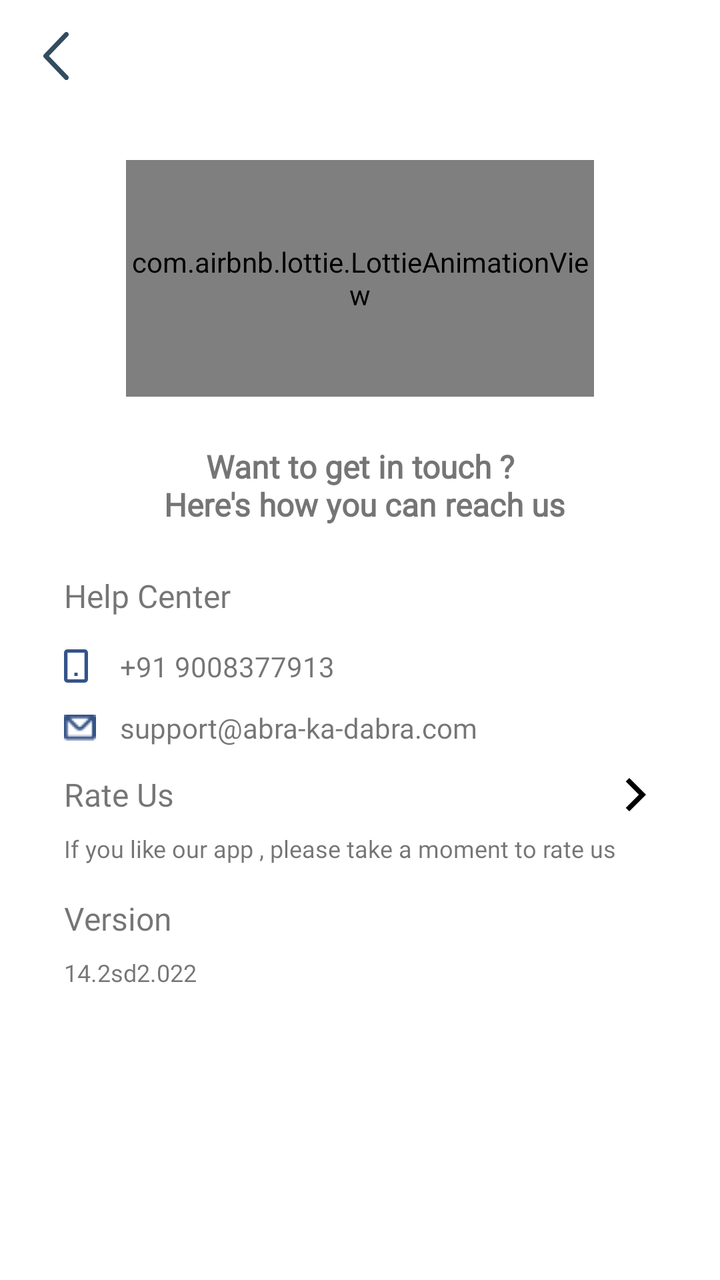
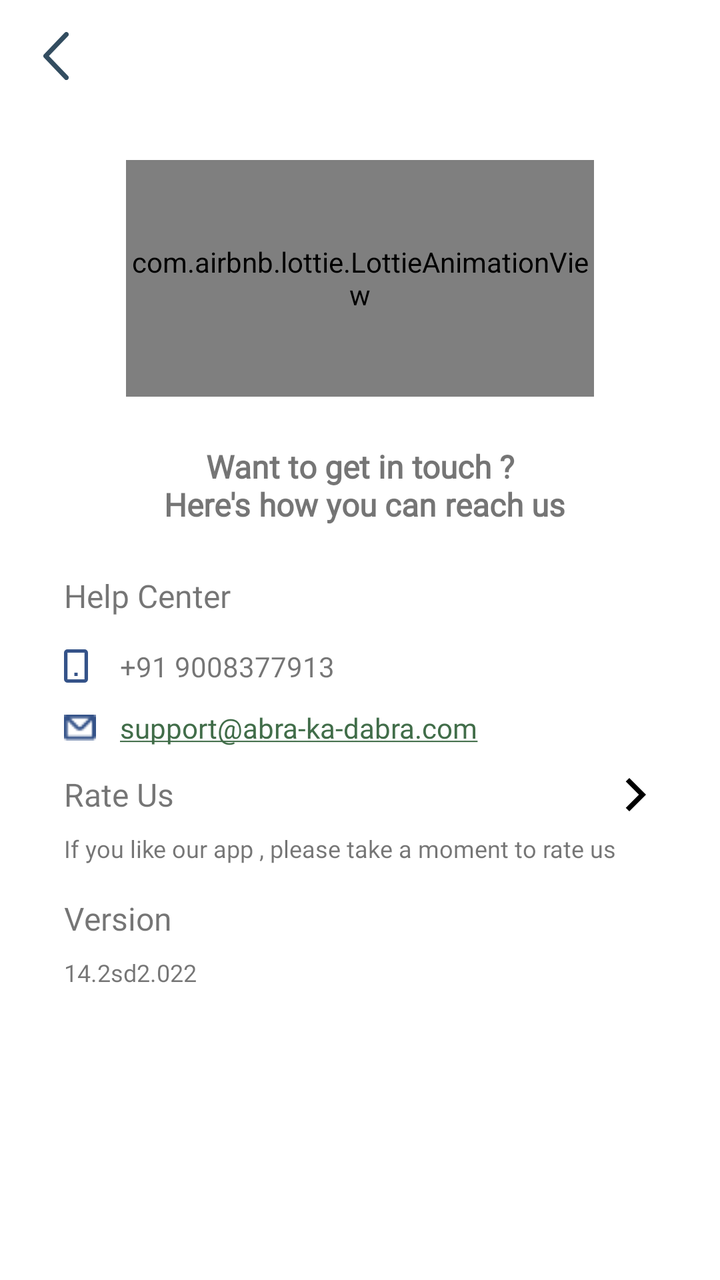

Compare the two renders of this Android layout. The source of the first and the diff that turns it into the second are given below.
<!-- AndroidManifest.xml: activity theme Theme.AbraaKaDabraa.NoActionBar -->
<!-- res/layout/activity_content_management.xml -->
<?xml version="1.0" encoding="utf-8"?>
<androidx.constraintlayout.widget.ConstraintLayout xmlns:android="http://schemas.android.com/apk/res/android"
    xmlns:app="http://schemas.android.com/apk/res-auto"
    xmlns:tools="http://schemas.android.com/tools"
    android:id="@+id/cl_content_management"
    android:layout_width="match_parent"
    android:layout_height="match_parent"
    android:background="@color/white"
    tools:context=".activities.ContentManagementActivity">

    <include
        android:id="@+id/include_toolbar"
        layout="@layout/logged_in_user_toolbar"
        android:layout_width="0dp"
        android:layout_height="wrap_content"
        app:layout_constraintEnd_toEndOf="parent"
        app:layout_constraintStart_toStartOf="parent"
        app:layout_constraintTop_toTopOf="parent" />

    <ScrollView
        android:layout_width="0dp"
        android:layout_height="0dp"
        android:scrollbarSize="0dp"
        app:layout_constraintBottom_toBottomOf="parent"
        app:layout_constraintEnd_toEndOf="parent"
        app:layout_constraintStart_toStartOf="parent"
        app:layout_constraintTop_toBottomOf="@+id/include_toolbar">

        <LinearLayout
            android:layout_width="match_parent"
            android:layout_height="wrap_content"
            android:gravity="center"
            android:orientation="vertical">

            <androidx.constraintlayout.widget.ConstraintLayout
                android:id="@+id/cl_contact_us_content"
                android:layout_width="match_parent"
                android:layout_height="match_parent"
                android:visibility="visible">

                <androidx.constraintlayout.widget.ConstraintLayout
                    android:layout_width="match_parent"
                    android:layout_height="match_parent"
                    android:background="@color/transparent"
                    app:layout_constraintBottom_toBottomOf="parent"
                    app:layout_constraintEnd_toEndOf="parent"
                    app:layout_constraintStart_toStartOf="parent"
                    app:layout_constraintTop_toTopOf="parent">

                    
                    <com.airbnb.lottie.LottieAnimationView
                        android:id="@+id/lottie_animation_view"
                        android:layout_width="0dp"
                        android:layout_height="0dp"
                        android:layout_marginTop="24dp"
                        android:scaleType="centerCrop"
                        app:layout_constraintEnd_toEndOf="parent"
                        app:layout_constraintHeight_percent="0.27"
                        app:layout_constraintStart_toStartOf="parent"
                        app:layout_constraintTop_toTopOf="parent"
                        app:layout_constraintWidth_percent="0.65"
                        app:lottie_autoPlay="true"
                        app:lottie_loop="true"
                        app:lottie_rawRes="@raw/support" />


                    <TextView
                        android:id="@+id/textView15"
                        android:layout_width="wrap_content"
                        android:layout_height="wrap_content"
                        android:layout_marginTop="24dp"
                        android:fontFamily="@font/montserrat_medium"
                        android:gravity="center"
                        android:text="Want to get in touch ?\n Here's how you can reach us"
                        android:textSize="16sp"
                        android:textStyle="bold"
                        app:layout_constraintEnd_toEndOf="@+id/lottie_animation_view"
                        app:layout_constraintStart_toStartOf="@+id/lottie_animation_view"
                        app:layout_constraintTop_toBottomOf="@+id/lottie_animation_view" />

                    <TextView
                        android:id="@+id/textView25"
                        android:layout_width="wrap_content"
                        android:layout_height="wrap_content"
                        android:layout_marginStart="32dp"
                        android:layout_marginTop="24dp"
                        android:fontFamily="@font/montserrat_medium"
                        android:text="Help Center"
                        android:textSize="16sp"
                        app:layout_constraintStart_toStartOf="parent"
                        app:layout_constraintTop_toBottomOf="@+id/textView15" />

                    <ImageView
                        android:id="@+id/imageView8"
                        android:layout_width="wrap_content"
                        android:layout_height="wrap_content"
                        android:layout_marginTop="16dp"
                        app:layout_constraintStart_toStartOf="@+id/textView25"
                        app:layout_constraintTop_toBottomOf="@+id/textView25"
                        app:srcCompat="@drawable/ic_mobile_icon" />

                    <TextView
                        android:id="@+id/mobileNum"
                        android:layout_width="wrap_content"
                        android:layout_height="wrap_content"
                        android:layout_marginStart="16dp"
                        android:fontFamily="@font/montserrat_regular"
                        android:text="+91 9008377913"
                        android:textSize="14sp"
                        app:layout_constraintBottom_toBottomOf="@+id/imageView8"
                        app:layout_constraintStart_toEndOf="@+id/imageView8"
                        app:layout_constraintTop_toTopOf="@+id/imageView8" />

                    <ImageView
                        android:id="@+id/imageView10"
                        android:layout_width="16dp"
                        android:layout_height="13dp"
                        android:layout_marginTop="16dp"
                        app:layout_constraintStart_toStartOf="@+id/imageView8"
                        app:layout_constraintTop_toBottomOf="@+id/imageView8"
                        app:srcCompat="@drawable/mail_menu_page" />

                    <TextView
                        android:id="@+id/emailTxt"
                        android:layout_width="wrap_content"
                        android:layout_height="wrap_content"
                        android:fontFamily="@font/montserrat_regular"
                        android:text="support@abra-ka-dabra.com"
                        android:textSize="14sp"
                        app:layout_constraintBottom_toBottomOf="@+id/imageView10"
                        app:layout_constraintStart_toEndOf="@+id/imageView10"
                        app:layout_constraintStart_toStartOf="@+id/mobileNum"
                        app:layout_constraintTop_toTopOf="@+id/imageView10" />

                    <TextView
                        android:id="@+id/rateUsTxt"
                        android:layout_width="0dp"
                        android:layout_height="wrap_content"
                        android:layout_marginTop="16dp"
                        android:fontFamily="@font/montserrat_medium"
                        android:text="Rate Us"
                        android:textSize="16sp"
                        app:layout_constraintEnd_toStartOf="@+id/rateUs"
                        app:layout_constraintStart_toStartOf="@+id/imageView10"
                        app:layout_constraintTop_toBottomOf="@+id/imageView10" />

                    <ImageView
                        android:id="@+id/rateUs"
                        android:layout_width="wrap_content"
                        android:layout_height="wrap_content"
                        android:layout_marginEnd="32dp"
                        app:layout_constraintBottom_toBottomOf="@+id/rateUsTxt"
                        app:layout_constraintEnd_toEndOf="parent"
                        app:layout_constraintTop_toTopOf="@+id/rateUsTxt"
                        app:srcCompat="@drawable/ic_arrow_forward_ios" />

                    <TextView
                        android:id="@+id/textView35"
                        android:layout_width="wrap_content"
                        android:layout_height="wrap_content"
                        android:layout_marginTop="8dp"
                        android:fontFamily="@font/montserrat_regular"
                        android:text="If you like our app , please take a moment to rate us"
                        android:textSize="12sp"
                        app:layout_constraintStart_toStartOf="@+id/rateUsTxt"
                        app:layout_constraintTop_toBottomOf="@+id/rateUsTxt" />

                    <TextView
                        android:id="@+id/textView36"
                        android:layout_width="wrap_content"
                        android:layout_height="wrap_content"
                        android:layout_marginTop="16dp"
                        android:fontFamily="@font/montserrat_medium"
                        android:text="Version"
                        android:textSize="16sp"
                        app:layout_constraintStart_toStartOf="@+id/textView35"
                        app:layout_constraintTop_toBottomOf="@+id/textView35" />

                    <TextView
                        android:id="@+id/version"
                        android:layout_width="wrap_content"
                        android:layout_height="wrap_content"
                        android:layout_marginTop="8dp"
                        android:fontFamily="@font/montserrat_regular"
                        android:text="14.2sd2.022"
                        android:textSize="12sp"
                        app:layout_constraintBottom_toBottomOf="parent"
                        app:layout_constraintEnd_toEndOf="@+id/textView36"
                        app:layout_constraintHorizontal_bias="0.0"
                        app:layout_constraintStart_toStartOf="@+id/textView36"
                        app:layout_constraintTop_toBottomOf="@+id/textView36" />
                </androidx.constraintlayout.widget.ConstraintLayout>

               

                

            </androidx.constraintlayout.widget.ConstraintLayout>

            <androidx.constraintlayout.widget.ConstraintLayout
                android:id="@+id/cl_about_us_content"
                android:layout_width="match_parent"
                android:layout_height="match_parent"
                android:layout_marginBottom="20dp"
                android:visibility="gone">

                <include layout="@layout/new_about_us" />

                

            </androidx.constraintlayout.widget.ConstraintLayout>

            <androidx.constraintlayout.widget.ConstraintLayout
                android:id="@+id/cl_privacy_policy_content"
                android:layout_width="match_parent"
                android:layout_height="match_parent"
                android:layout_marginBottom="20dp"
                android:visibility="gone">

                <include layout="@layout/new_privacy_policy" />

                

            </androidx.constraintlayout.widget.ConstraintLayout>


            <TextView
                android:id="@+id/tv_content"
                android:layout_width="match_parent"
                android:layout_height="wrap_content"
                android:fontFamily="@font/lato_regular"
                android:padding="16dp"
                android:textColor="@color/black"
                android:textSize="16sp" />

        </LinearLayout>

    </ScrollView>

</androidx.constraintlayout.widget.ConstraintLayout>
<!-- res/layout/logged_in_user_toolbar.xml (included above) -->
<?xml version="1.0" encoding="utf-8"?>
<com.google.android.material.appbar.AppBarLayout
    xmlns:android="http://schemas.android.com/apk/res/android"
    xmlns:app="http://schemas.android.com/apk/res-auto"
    android:id="@+id/appBarLayout"
    android:layout_width="match_parent"
    android:layout_height="wrap_content"
    app:layout_constraintEnd_toEndOf="parent"
    android:background="@color/white"
    app:layout_constraintStart_toStartOf="parent"
    app:layout_constraintTop_toTopOf="parent">

    <androidx.appcompat.widget.Toolbar
        android:id="@+id/toolbar"
        android:layout_width="match_parent"
        android:layout_height="?attr/actionBarSize"
        app:contentInsetLeft="0dp"
        app:contentInsetStart="0dp"
        app:contentInsetStartWithNavigation="0dp"
        app:theme="@style/ToolbarColoredBackArrow">

        <androidx.constraintlayout.widget.ConstraintLayout
            android:layout_width="match_parent"
            android:layout_height="match_parent">

            <ImageView
                android:id="@+id/iv_back"
                android:layout_width="24dp"
                android:layout_height="24dp"
                android:layout_marginStart="16dp"
                android:background="?android:selectableItemBackgroundBorderless"
                android:clickable="true"
                android:contentDescription="@null"
                android:focusable="true"
                android:src="@drawable/ic_back_arrow"
                android:visibility="visible"
                app:layout_constraintBottom_toBottomOf="parent"
                app:layout_constraintStart_toStartOf="parent"
                app:layout_constraintTop_toTopOf="parent" />

            <TextView
                android:id="@+id/tv_toolbar_title"
                android:layout_width="0dp"
                android:layout_height="wrap_content"
                android:layout_marginStart="16dp"
                android:layout_marginEnd="16dp"
                android:ellipsize="end"
                android:fontFamily="@font/montserrat_bold"
                android:textSize="24sp"
                android:gravity="center"
                android:maxLines="1"
                android:textColor="@color/new_action_bar_title_color"
                app:layout_constraintBottom_toBottomOf="parent"
                app:layout_constraintEnd_toStartOf="@+id/cl_notification_content"
                app:layout_constraintStart_toEndOf="@+id/iv_back"
                app:layout_constraintTop_toTopOf="parent" />

            <TextView
                android:id="@+id/image_count"
                android:layout_width="wrap_content"
                android:layout_height="wrap_content"
                android:layout_marginEnd="16dp"
                android:fontFamily="@font/lato_bold"
                android:textColor="@color/theme_color"
                android:textSize="16sp"
                android:visibility="gone"
                app:layout_constraintBottom_toBottomOf="parent"
                app:layout_constraintEnd_toEndOf="parent"
                app:layout_constraintTop_toTopOf="parent" />

            <TextView
                android:id="@+id/tv_edit_profile"
                android:layout_width="wrap_content"
                android:layout_height="wrap_content"
                android:layout_marginEnd="16dp"
                android:fontFamily="@font/lato_bold"
                android:text="@string/edit"
                android:textColor="@color/white"
                android:textSize="16sp"
                android:visibility="gone"
                app:layout_constraintBottom_toBottomOf="parent"
                app:layout_constraintEnd_toEndOf="parent"
                app:layout_constraintTop_toTopOf="parent" />

            <androidx.constraintlayout.widget.ConstraintLayout
                android:id="@+id/cl_notification_content"
                android:layout_width="wrap_content"
                android:layout_height="wrap_content"
                android:layout_marginEnd="16dp"
                android:visibility="gone"
                app:layout_constraintBottom_toBottomOf="parent"
                app:layout_constraintEnd_toEndOf="parent"
                app:layout_constraintTop_toTopOf="parent">

                <ImageView
                    android:id="@+id/iv_notification"
                    android:layout_width="32dp"
                    android:layout_height="32dp"
                    android:layout_marginEnd="16dp"
                    android:background="?attr/selectableItemBackgroundBorderless"
                    android:clickable="true"
                    android:contentDescription="@null"
                    android:focusable="true"
                    android:padding="2dp"
                    android:src="@drawable/ic_notifications"
                    android:visibility="visible"
                    app:layout_constraintBottom_toBottomOf="parent"
                    app:layout_constraintEnd_toStartOf="@+id/iv_filter"
                    app:layout_constraintTop_toTopOf="parent" />

                <ImageView
                    android:id="@+id/notification_active"
                    android:layout_width="14dp"
                    android:layout_height="14dp"
                    android:layout_marginStart="2dp"
                    android:layout_marginTop="2dp"
                    android:contentDescription="@null"
                    android:src="@drawable/nav_header_dot"
                    android:visibility="invisible"
                    app:layout_constraintStart_toStartOf="@+id/iv_notification"
                    app:layout_constraintTop_toTopOf="@+id/iv_notification" />

                <ImageView
                    android:id="@+id/iv_filter"
                    android:layout_width="28dp"
                    android:layout_height="28dp"
                    android:background="?attr/selectableItemBackgroundBorderless"
                    android:clickable="true"
                    android:contentDescription="@null"
                    android:focusable="true"
                    android:padding="2dp"
                    android:src="@drawable/ic_filter"
                    android:visibility="visible"
                    app:layout_constraintBottom_toBottomOf="parent"
                    app:layout_constraintEnd_toEndOf="parent"
                    app:layout_constraintTop_toTopOf="parent" />

            </androidx.constraintlayout.widget.ConstraintLayout>

            <ImageView
                android:id="@+id/iv_menu"
                android:layout_width="32dp"
                android:layout_height="32dp"
                android:layout_marginEnd="8dp"
                android:background="?attr/selectableItemBackgroundBorderless"
                android:clickable="true"
                android:contentDescription="@null"
                android:focusable="true"
                android:src="@drawable/ic_vert_menu_dots"
                android:visibility="gone"
                app:layout_constraintBottom_toBottomOf="parent"
                app:layout_constraintEnd_toEndOf="parent"
                app:layout_constraintTop_toTopOf="parent" />

        </androidx.constraintlayout.widget.ConstraintLayout>

    </androidx.appcompat.widget.Toolbar>

</com.google.android.material.appbar.AppBarLayout>
<!-- res/layout/new_about_us.xml (included above) -->
<?xml version="1.0" encoding="utf-8"?>
<androidx.constraintlayout.widget.ConstraintLayout xmlns:android="http://schemas.android.com/apk/res/android"
    xmlns:app="http://schemas.android.com/apk/res-auto"
    xmlns:tools="http://schemas.android.com/tools"
    android:layout_width="match_parent"
    android:layout_height="match_parent"
    android:background="@color/white">

   
    <ImageView
        android:id="@+id/imageView7"
        android:layout_width="0dp"
        android:layout_height="0dp"
        android:layout_marginTop="24dp"
        android:src="@drawable/app_logo_new"
        app:layout_constraintEnd_toEndOf="parent"
        app:layout_constraintHeight_percent="0.27"
        app:layout_constraintStart_toStartOf="parent"
        app:layout_constraintTop_toTopOf="parent"
        app:layout_constraintWidth_percent="0.55" />

    <TextView
        android:id="@+id/textView38"
        android:layout_width="0dp"
        android:layout_height="wrap_content"
        android:layout_marginStart="16dp"
        android:layout_marginTop="16dp"
        android:layout_marginEnd="16dp"
        android:text="@string/new_about_us_str"
        android:fontFamily="@font/montserrat_regular"
        android:textSize="14sp"
        app:layout_constraintEnd_toEndOf="parent"
        app:layout_constraintStart_toStartOf="parent"
        app:layout_constraintTop_toBottomOf="@+id/imageView7" />

    <TextView
        android:id="@+id/textView39"
        android:layout_width="wrap_content"
        android:layout_height="wrap_content"
        android:layout_marginTop="8dp"
        android:fontFamily="@font/montserrat_bold"
        android:textSize="14sp"
        android:text=" So, Let’s get started and Abra Ka Dabra your first product today!"
        app:layout_constraintStart_toStartOf="@+id/textView38"
        app:layout_constraintTop_toBottomOf="@+id/textView38" />


</androidx.constraintlayout.widget.ConstraintLayout>
<!-- res/layout/new_privacy_policy.xml (included above) -->
<?xml version="1.0" encoding="utf-8"?>
<androidx.constraintlayout.widget.ConstraintLayout xmlns:android="http://schemas.android.com/apk/res/android"
    xmlns:app="http://schemas.android.com/apk/res-auto"
    xmlns:tools="http://schemas.android.com/tools"
    android:layout_width="match_parent"
    android:layout_height="match_parent"
    android:background="@color/white">

    

    <ScrollView
        android:layout_width="match_parent"
        android:layout_height="wrap_content"
        android:layout_marginStart="16dp"
        android:layout_marginTop="16dp"
        android:layout_marginEnd="16dp"
        app:layout_constraintEnd_toEndOf="parent"
        app:layout_constraintStart_toStartOf="parent"
        app:layout_constraintTop_toTopOf="parent">

        <TextView
            android:id="@+id/textView38"
            android:layout_width="match_parent"
            android:layout_height="wrap_content"

            android:fontFamily="@font/montserrat_medium"
            android:text="@string/new_privacy_policy_str"
            android:textSize="14sp"
            app:layout_constraintEnd_toEndOf="parent"
            app:layout_constraintStart_toStartOf="parent"
            app:layout_constraintTop_toBottomOf="@+id/textView14" />


    </ScrollView>

</androidx.constraintlayout.widget.ConstraintLayout>
<!-- resources referenced by this layout -->
<resources>
  <color name="black">#FF000000</color>
  <color name="new_action_bar_title_color">#223749</color>
  <color name="theme_color">#416D49</color>
  <color name="transparent">#00000000</color>
  <color name="white">#FFFFFFFF</color>
  <string name="edit">Edit</string>
  <string name="new_about_us_str">Thank you for downloading the application and Welcome to Abra Ka Dabra. \n\nYou are officially a part of our magical family. \n\nAt Abra Ka Dabra, we believe that a core human principle is sharing. All of us have been taught to share with our siblings, friends and neighbours from our childhood. With Abra Ka Dabra we want to expand this circle to a larger community providing you an opportunity to share anything with anyone. \n\nWe often have items which we don’t use but are in good condition. Selling them may not be an option for most of us for many reasons. This platform helps us give those items to people who can use them. Similarly, the platform also allows us to request for an item from other givers which we need. \n\nAt Abra Ka Dabra, we aim to reduce the wastage by creating an ecosystem of sharing products in good condition. This helps keep the environment cleaner, saves our personal funds and spreads joy.</string>
  <color name="new_theme_color_dark">#51A8C2</color>
  <color name="new_theme_color">#A7EBD7</color>
  <!-- unchanged entries left out for length: 13 -->
</resources>

<!-- the commit's change to res/layout/activity_content_management.xml (unified diff, before → after) -->
@@ -127,6 +127,7 @@
                         android:fontFamily="@font/montserrat_regular"
                         android:text="support@abra-ka-dabra.com"
                         android:textSize="14sp"
+                        android:autoLink="email"
                         app:layout_constraintBottom_toBottomOf="@+id/imageView10"
                         app:layout_constraintStart_toEndOf="@+id/imageView10"
                         app:layout_constraintStart_toStartOf="@+id/mobileNum"
